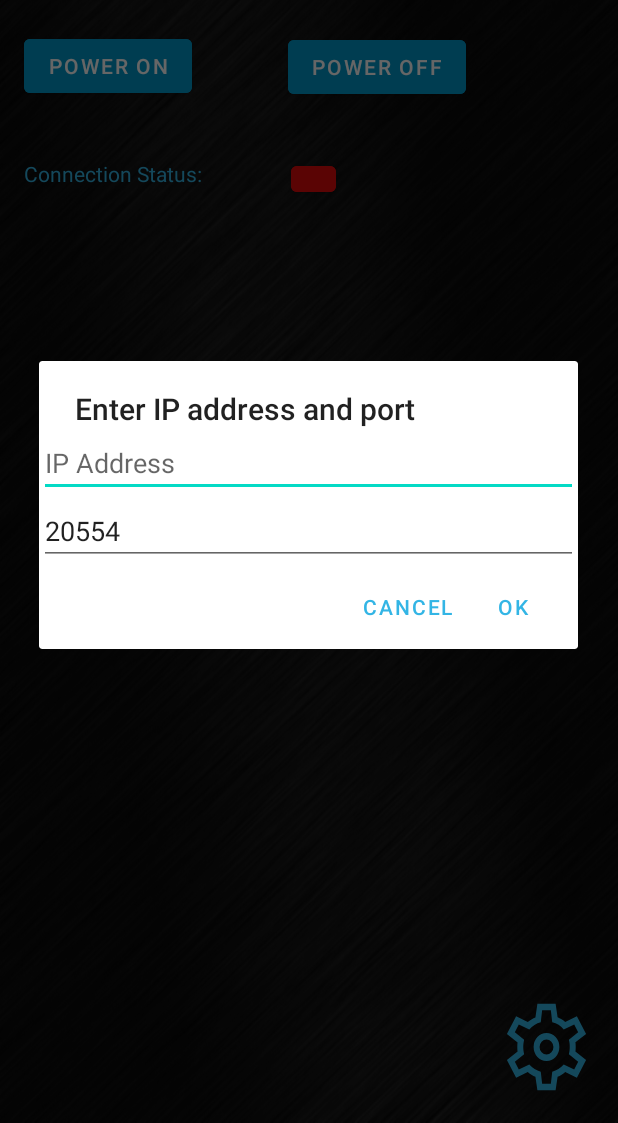
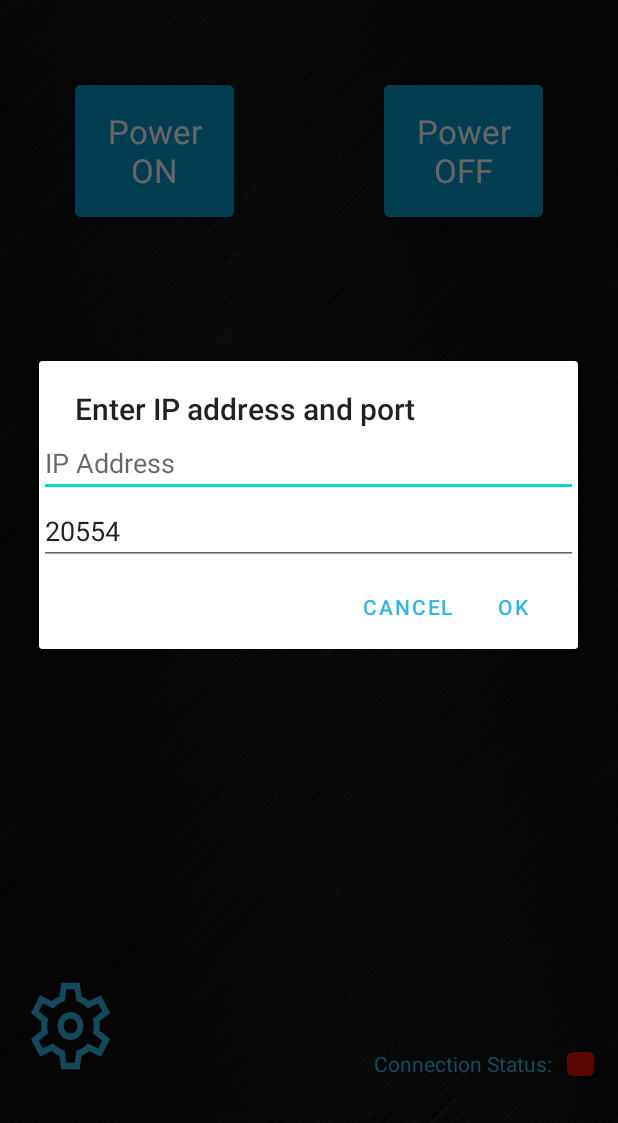
Before and after one commit to LaUs3r/JVCBeamerControl, an Android app: the screen it shows after launch (MainActivity), after a tap on "IP_address_port", on a phone screen of 412 x 824 dp, the part 113-1236 px from its top. Run offline under Robolectric (Android 15) with nearby library versions, the phone set to English and light mode, and no system bars; network calls fail.

Commit message:
alignment and size of buttons changed

```diff
--- a/app/src/main/res/layout/activity_main.xml
+++ b/app/src/main/res/layout/activity_main.xml
@@ -9,61 +9,66 @@
 
     <Button
         android:id="@+id/power_on"
-        android:layout_width="wrap_content"
-        android:layout_height="wrap_content"
-        android:layout_marginStart="16dp"
-        android:layout_marginTop="39dp"
+        android:layout_width="0dp"
+        android:layout_height="100dp"
+        android:layout_marginStart="50dp"
+        android:layout_marginTop="70dp"
+        android:layout_marginEnd="100dp"
         android:backgroundTint="@android:color/holo_blue_dark"
         android:onClick="power_on"
         android:text="@string/power_on"
+        android:textAppearance="@style/TextAppearance.AppCompat.Large"
+        app:layout_constraintEnd_toStartOf="@+id/power_off"
         app:layout_constraintStart_toStartOf="parent"
         app:layout_constraintTop_toTopOf="parent" />
 
     <Button
         android:id="@+id/power_off"
-        android:layout_width="wrap_content"
-        android:layout_height="wrap_content"
-        android:layout_marginTop="40dp"
-        android:layout_marginEnd="101dp"
+        android:layout_width="0dp"
+        android:layout_height="100dp"
+        android:layout_marginTop="70dp"
+        android:layout_marginEnd="50dp"
         android:backgroundTint="@android:color/holo_blue_dark"
         android:onClick="power_off"
         android:text="@string/power_off"
+        android:textAppearance="@style/TextAppearance.AppCompat.Large"
         app:layout_constraintEnd_toEndOf="parent"
+        app:layout_constraintStart_toEndOf="@+id/power_on"
         app:layout_constraintTop_toTopOf="parent" />
 
     <TextView
         android:id="@+id/connectionStatus"
         android:layout_width="wrap_content"
         android:layout_height="wrap_content"
-        android:layout_marginStart="16dp"
-        android:layout_marginTop="125dp"
+        android:layout_marginEnd="10dp"
+        android:layout_marginBottom="30dp"
         android:text="@string/connection_status"
         android:textColor="@android:color/holo_blue_light"
-        app:layout_constraintStart_toStartOf="parent"
-        app:layout_constraintTop_toTopOf="parent" />
+        app:layout_constraintBottom_toBottomOf="parent"
+        app:layout_constraintEnd_toStartOf="@+id/connectionStatusIcon" />
 
     <Button
         android:id="@+id/connectionStatusIcon"
-        android:layout_width="30dp"
-        android:layout_height="29dp"
-        android:layout_marginTop="124dp"
-        android:layout_marginEnd="188dp"
+        android:layout_width="18dp"
+        android:layout_height="28dp"
+        android:layout_marginEnd="16dp"
         android:backgroundTint="#E30A0A"
+        app:layout_constraintBottom_toBottomOf="@+id/connectionStatus"
         app:layout_constraintEnd_toEndOf="parent"
-        app:layout_constraintTop_toTopOf="parent" />
+        app:layout_constraintTop_toTopOf="@+id/connectionStatus" />
 
     <ImageButton
         android:id="@+id/settingsButton"
         android:layout_width="63dp"
         android:layout_height="69dp"
-        android:layout_marginEnd="16dp"
-        android:layout_marginBottom="16dp"
+        android:layout_marginStart="15dp"
+        android:layout_marginBottom="30dp"
         android:background="#00FFFFFF"
         android:contentDescription="@string/ip_address_port"
         android:foreground="@drawable/ic_settings"
         android:foregroundTint="@android:color/holo_blue_light"
         android:onClick="showSettingsDialog"
         app:layout_constraintBottom_toBottomOf="parent"
-        app:layout_constraintEnd_toEndOf="parent" />
+        app:layout_constraintStart_toStartOf="parent" />
 
 </androidx.constraintlayout.widget.ConstraintLayout>
```
Also changed, not shown: 30 other files.
